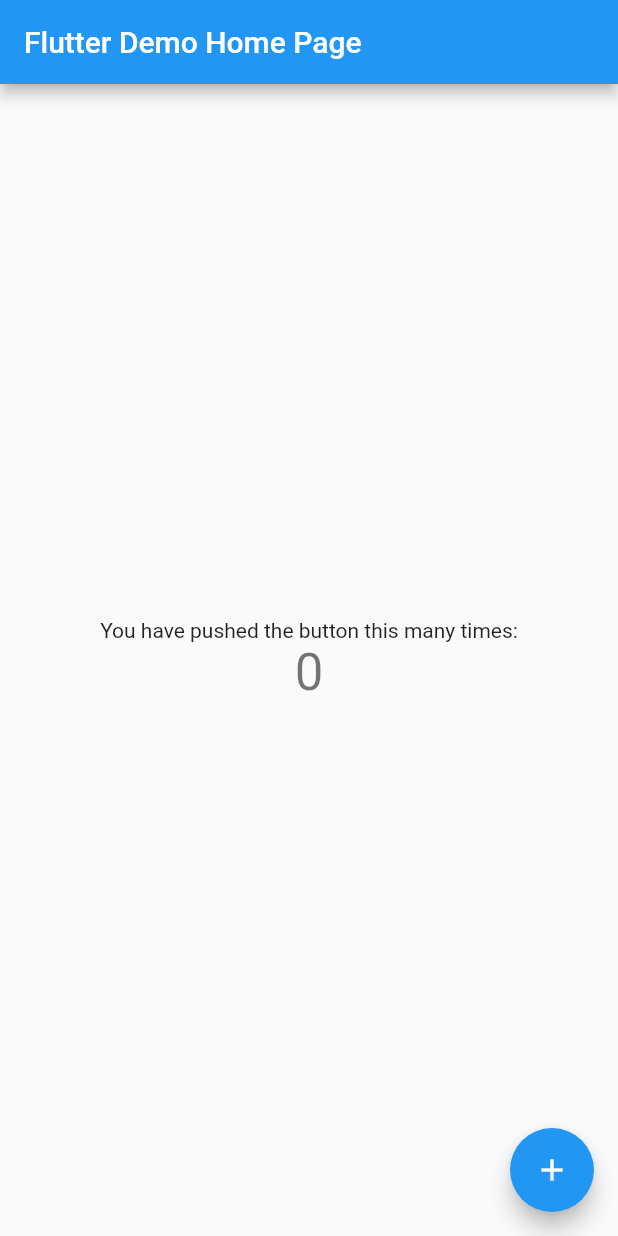
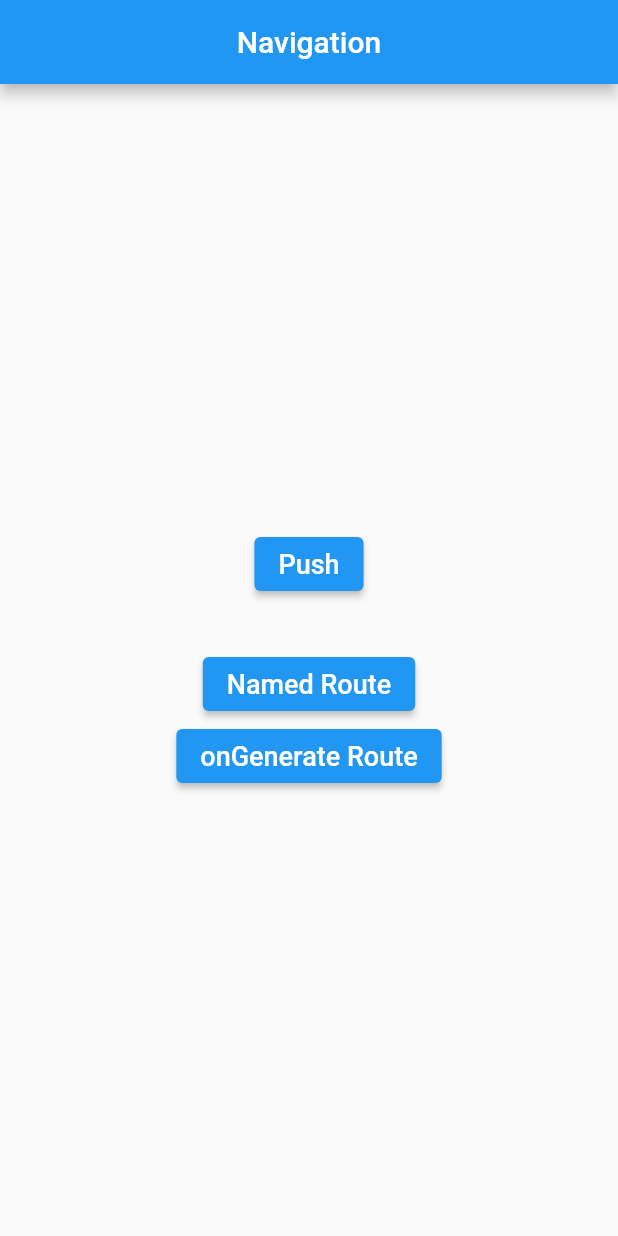
Before and after one commit to vidisha1106/chapter6_navigation, a Flutter app: the screen it shows after launch, on a phone screen of 412 x 824 dp. Run offline on Flutter 3.47's test engine with Material 2 defaults, Android fonts, the phone set to English and light mode, and no system bars.

Commit message:
Completed : Push with data, Pop with data, NamedRoutes, onGenerateRoutes(50% Completed)

```diff
--- a/lib/main.dart
+++ b/lib/main.dart
@@ -1,3 +1,9 @@
+import 'package:chapter6_navigation/onGenerateRoutes/onGenerate_one.dart';
+import 'package:chapter6_navigation/onGenerateRoutes/onGenerate_three.dart';
+import 'package:chapter6_navigation/onGenerateRoutes/onGenerate_two.dart';
+import 'package:chapter6_navigation/onGenerate_route.dart';
+import 'package:chapter6_navigation/push.dart';
+import 'package:chapter6_navigation/named_route.dart';
 import 'package:flutter/material.dart';
 
 void main() {
@@ -13,103 +19,76 @@
     return MaterialApp(
       title: 'Flutter Demo',
       theme: ThemeData(
-        // This is the theme of your application.
-        //
-        // Try running your application with "flutter run". You'll see the
-        // application has a blue toolbar. Then, without quitting the app, try
-        // changing the primarySwatch below to Colors.green and then invoke
-        // "hot reload" (press "r" in the console where you ran "flutter run",
-        // or simply save your changes to "hot reload" in a Flutter IDE).
-        // Notice that the counter didn't reset back to zero; the application
-        // is not restarted.
         primarySwatch: Colors.blue,
       ),
-      home: const MyHomePage(title: 'Flutter Demo Home Page'),
+      home: const MyHomePage(),
+      debugShowCheckedModeBanner: false,
+      onGenerateRoute: (settings) {
+
+      },
+      routes: {
+        '/NamedRoutes' : (context) => MyNamedRoutes('absxgdgdgdgc'),
+        '/onGenerateOne' : (context) => OnGenerateOne(),
+        '/onGenerateTwo' : (context) => OnGenerateTwo(),
+        '/onGenerateThree' : (context) => OnGenerateThree(),
+      },
     );
   }
 }
 
 class MyHomePage extends StatefulWidget {
-  const MyHomePage({super.key, required this.title});
-
-  // This widget is the home page of your application. It is stateful, meaning
-  // that it has a State object (defined below) that contains fields that affect
-  // how it looks.
-
-  // This class is the configuration for the state. It holds the values (in this
-  // case the title) provided by the parent (in this case the App widget) and
-  // used by the build method of the State. Fields in a Widget subclass are
-  // always marked "final".
-
-  final String title;
+  const MyHomePage({
+    super.key,
+  });
 
   @override
   State<MyHomePage> createState() => _MyHomePageState();
 }
 
 class _MyHomePageState extends State<MyHomePage> {
-  int _counter = 0;
 
-  void _incrementCounter() {
-    setState(() {
-      // This call to setState tells the Flutter framework that something has
-      // changed in this State, which causes it to rerun the build method below
-      // so that the display can reflect the updated values. If we changed
-      // _counter without calling setState(), then the build method would not be
-      // called again, and so nothing would appear to happen.
-      _counter++;
-    });
-  }
+  Map<String, dynamic>? data;
 
   @override
   Widget build(BuildContext context) {
-    // This method is rerun every time setState is called, for instance as done
-    // by the _incrementCounter method above.
-    //
-    // The Flutter framework has been optimized to make rerunning build methods
-    // fast, so that you can just rebuild anything that needs updating rather
-    // than having to individually change instances of widgets.
     return Scaffold(
       appBar: AppBar(
-        // Here we take the value from the MyHomePage object that was created by
-        // the App.build method, and use it to set our appbar title.
-        title: Text(widget.title),
+        title: Text("Navigation"),
+        centerTitle: true,
       ),
       body: Center(
-        // Center is a layout widget. It takes a single child and positions it
-        // in the middle of the parent.
-        child: Column(
-          // Column is also a layout widget. It takes a list of children and
-          // arranges them vertically. By default, it sizes itself to fit its
-          // children horizontally, and tries to be as tall as its parent.
-          //
-          // Invoke "debug painting" (press "p" in the console, choose the
-          // "Toggle Debug Paint" action from the Flutter Inspector in Android
-          // Studio, or the "Toggle Debug Paint" command in Visual Studio Code)
-          // to see the wireframe for each widget.
-          //
-          // Column has various properties to control how it sizes itself and
-          // how it positions its children. Here we use mainAxisAlignment to
-          // center the children vertically; the main axis here is the vertical
-          // axis because Columns are vertical (the cross axis would be
-          // horizontal).
-          mainAxisAlignment: MainAxisAlignment.center,
-          children: <Widget>[
-            const Text(
-              'You have pushed the button this many times:',
-            ),
-            Text(
-              '$_counter',
-              style: Theme.of(context).textTheme.headlineMedium,
-            ),
-          ],
-        ),
-      ),
-      floatingActionButton: FloatingActionButton(
-        onPressed: _incrementCounter,
-        tooltip: 'Increment',
-        child: const Icon(Icons.add),
-      ), // This trailing comma makes auto-formatting nicer for build methods.
+          child: Column(
+            mainAxisAlignment:MainAxisAlignment.center,
+        children: [
+          ElevatedButton(
+            onPressed: () async {
+              data = await Navigator.push(
+                  context,
+                  MaterialPageRoute(
+                      builder: (context) => MySecondPage(
+                            name: 'vidisha',
+                            language: 'Flutter',
+                          )));
+              setState(() {});
+            },
+            child: Text("Push", style: TextStyle(fontSize: 18)),
+          ),
+          Text(data?['name'] ?? ''),
+          Text(data?['language'] ?? ''),
+          ElevatedButton(
+            onPressed: ()  {
+                Navigator.of(context).pushNamed('/thirdPage');
+            },
+            child: Text("Named Route", style: TextStyle(fontSize: 18)),
+          ),
+          ElevatedButton(
+            onPressed: ()  {
+              Navigator.push(context,MaterialPageRoute(builder: (context) => OnGenerateRoutes()));
+            },
+            child: Text("onGenerate Route", style: TextStyle(fontSize: 18)),
+          ),
+        ],
+      )),
     );
   }
 }
```
Also changed, not shown: lib/named_route.dart (added, +24 -0 lines), lib/onGenerateRoutes/onGenerate_one.dart (added, +15 -0 lines), lib/onGenerateRoutes/onGenerate_three.dart (added, +15 -0 lines), lib/onGenerateRoutes/onGenerate_two.dart (added, +15 -0 lines), lib/onGenerate_route.dart (added, +57 -0 lines), lib/push.dart (added, +45 -0 lines).
